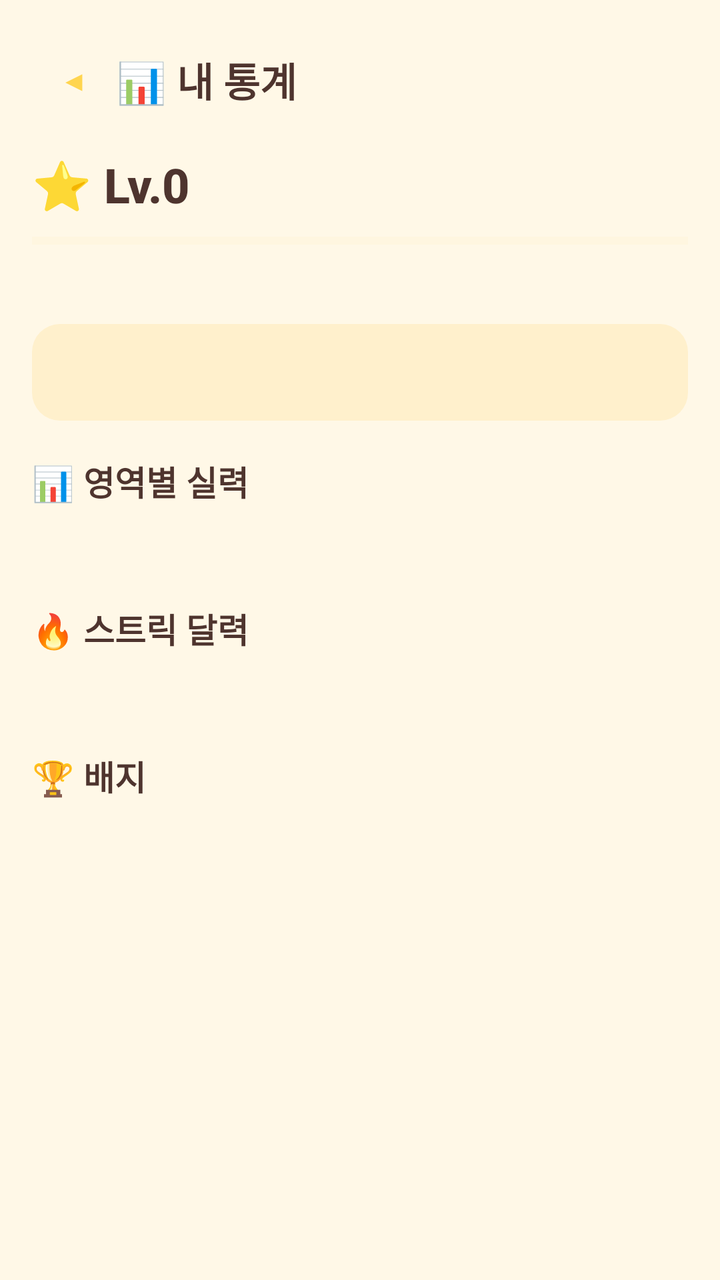
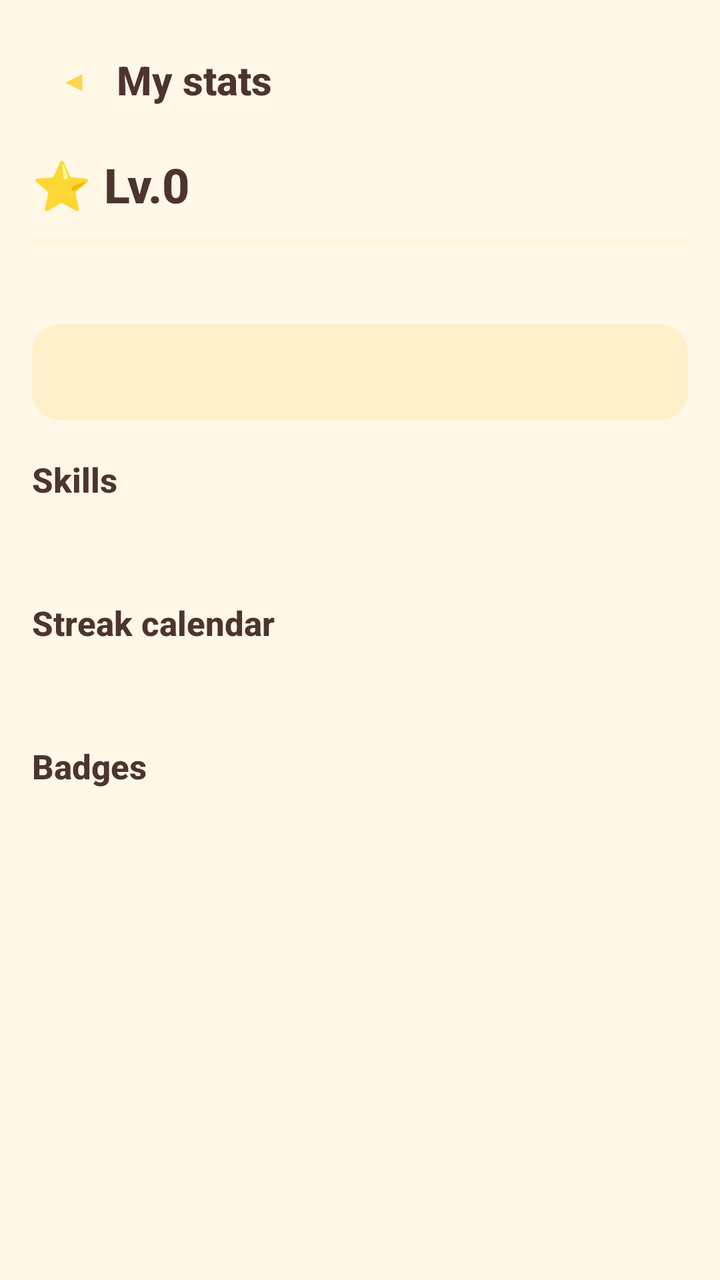

Compare the two renders of this Android layout. The source of the first and the diff that turns it into the second are given below.
<!-- AndroidManifest.xml: application theme Theme.Piyak -->
<!-- res/layout/activity_stats.xml -->
<?xml version="1.0" encoding="utf-8"?>
<ScrollView xmlns:android="http://schemas.android.com/apk/res/android"
    android:layout_width="match_parent" android:layout_height="match_parent">
    <LinearLayout
        android:layout_width="match_parent" android:layout_height="wrap_content"
        android:orientation="vertical" android:padding="16dp">

        <LinearLayout android:layout_width="match_parent" android:layout_height="wrap_content"
            android:orientation="horizontal" android:gravity="center_vertical">
            <Button android:id="@+id/btnBack" style="?attr/materialIconButtonStyle"
                android:layout_width="wrap_content" android:layout_height="wrap_content" android:text="◀" />
            <TextView android:layout_width="wrap_content" android:layout_height="wrap_content"
                android:text="📊 내 통계" android:textSize="20sp" android:textStyle="bold" />
        </LinearLayout>

        <TextView android:id="@+id/txtLevelBig" android:layout_width="wrap_content" android:layout_height="wrap_content"
            android:layout_marginTop="12dp" android:textSize="24sp" android:textStyle="bold" android:text="⭐ Lv.0" />
        <ProgressBar android:id="@+id/xpBar" style="?android:attr/progressBarStyleHorizontal"
            android:layout_width="match_parent" android:layout_height="12dp" android:layout_marginTop="6dp"
            android:max="100" android:progressTint="@color/chick_yellow_deep"
            android:progressBackgroundTint="@color/cream_dark" />
        <TextView android:id="@+id/txtXpDetail" android:layout_width="wrap_content" android:layout_height="wrap_content"
            android:layout_marginTop="4dp" android:textSize="13sp" android:textColor="@color/brown_soft" />

        <TextView android:id="@+id/txtCounters" android:layout_width="match_parent" android:layout_height="wrap_content"
            android:layout_marginTop="14dp" android:padding="14dp" android:background="@drawable/bg_tile_ghost"
            android:textSize="15sp" android:lineSpacingMultiplier="1.4" />

        <TextView android:layout_width="wrap_content" android:layout_height="wrap_content"
            android:layout_marginTop="18dp" android:text="📊 영역별 실력" android:textSize="17sp" android:textStyle="bold" />
        <TextView android:id="@+id/txtRankLine" android:layout_width="match_parent" android:layout_height="wrap_content"
            android:layout_marginTop="4dp" android:textSize="14sp" android:textColor="@color/brown_soft" />
        <LinearLayout android:id="@+id/skillDetailBox"
            android:layout_width="match_parent" android:layout_height="wrap_content"
            android:orientation="vertical" android:layout_marginTop="8dp" />

        <TextView android:layout_width="wrap_content" android:layout_height="wrap_content"
            android:layout_marginTop="18dp" android:text="🔥 스트릭 달력" android:textSize="17sp" android:textStyle="bold" />
        <TextView android:id="@+id/txtStreakInfo" android:layout_width="wrap_content" android:layout_height="wrap_content"
            android:layout_marginTop="4dp" android:textSize="14sp" android:textColor="@color/brown_soft" />
        <GridLayout android:id="@+id/calGrid" android:layout_width="match_parent" android:layout_height="wrap_content"
            android:layout_marginTop="8dp" android:columnCount="7" />

        <TextView android:layout_width="wrap_content" android:layout_height="wrap_content"
            android:layout_marginTop="18dp" android:text="🏆 배지" android:textSize="17sp" android:textStyle="bold" />
        <GridLayout android:id="@+id/badgesGrid" android:layout_width="match_parent" android:layout_height="wrap_content"
            android:layout_marginTop="8dp" android:columnCount="3" />
    </LinearLayout>
</ScrollView>
<!-- resources referenced by this layout -->
<resources>
  <color name="brown_soft">#8D6E63</color>
  <color name="chick_yellow_deep">#FFB300</color>
  <color name="cream_dark">#FFF0CC</color>
  <!-- drawable bg_tile_ghost (drawable) -->
  <?xml version="1.0" encoding="utf-8"?>
  <shape xmlns:android="http://schemas.android.com/apk/res/android" android:shape="rectangle">
      <solid android:color="@color/cream_dark"/>
      <corners android:radius="14dp"/>
  </shape>
  <style name="Theme.Piyak" parent="Theme.Material3.Light.NoActionBar">
          <item name="colorPrimary">@color/chick_yellow</item>
          <item name="colorOnPrimary">@color/brown_text</item>
          <item name="colorPrimaryContainer">@color/cream_dark</item>
          <item name="colorOnPrimaryContainer">@color/brown_text</item>
          <item name="colorSecondary">@color/coral</item>
          <item name="colorOnSecondary">@color/white</item>
          <item name="android:windowBackground">@color/cream</item>
          <item name="android:statusBarColor">@color/cream</item>
          <item name="android:windowLightStatusBar">true</item>
          <item name="android:navigationBarColor">@color/cream</item>
          <item name="android:textColor">@color/brown_text</item>
          <item name="android:fontFamily">sans-serif-medium</item>
      </style>
  <color name="chick_yellow">#FFD54F</color>
  <color name="brown_text">#4E342E</color>
  <color name="coral">#FF8A80</color>
  <color name="white">#FFFFFF</color>
  <color name="cream">#FFF8E7</color>
</resources>

<!-- the commit's change to res/layout/activity_stats.xml (unified diff, before → after) -->
@@ -10,7 +10,7 @@
             <Button android:id="@+id/btnBack" style="?attr/materialIconButtonStyle"
                 android:layout_width="wrap_content" android:layout_height="wrap_content" android:text="◀" />
             <TextView android:layout_width="wrap_content" android:layout_height="wrap_content"
-                android:text="📊 내 통계" android:textSize="20sp" android:textStyle="bold" />
+                android:text="@string/stats_title" android:textSize="20sp" android:textStyle="bold" />
         </LinearLayout>
 
         <TextView android:id="@+id/txtLevelBig" android:layout_width="wrap_content" android:layout_height="wrap_content"
@@ -27,7 +27,7 @@
             android:textSize="15sp" android:lineSpacingMultiplier="1.4" />
 
         <TextView android:layout_width="wrap_content" android:layout_height="wrap_content"
-            android:layout_marginTop="18dp" android:text="📊 영역별 실력" android:textSize="17sp" android:textStyle="bold" />
+            android:layout_marginTop="18dp" android:text="@string/stats_by_skill" android:textSize="17sp" android:textStyle="bold" />
         <TextView android:id="@+id/txtRankLine" android:layout_width="match_parent" android:layout_height="wrap_content"
             android:layout_marginTop="4dp" android:textSize="14sp" android:textColor="@color/brown_soft" />
         <LinearLayout android:id="@+id/skillDetailBox"
@@ -35,14 +35,14 @@
             android:orientation="vertical" android:layout_marginTop="8dp" />
 
         <TextView android:layout_width="wrap_content" android:layout_height="wrap_content"
-            android:layout_marginTop="18dp" android:text="🔥 스트릭 달력" android:textSize="17sp" android:textStyle="bold" />
+            android:layout_marginTop="18dp" android:text="@string/stats_streak" android:textSize="17sp" android:textStyle="bold" />
         <TextView android:id="@+id/txtStreakInfo" android:layout_width="wrap_content" android:layout_height="wrap_content"
             android:layout_marginTop="4dp" android:textSize="14sp" android:textColor="@color/brown_soft" />
         <GridLayout android:id="@+id/calGrid" android:layout_width="match_parent" android:layout_height="wrap_content"
             android:layout_marginTop="8dp" android:columnCount="7" />
 
         <TextView android:layout_width="wrap_content" android:layout_height="wrap_content"
-            android:layout_marginTop="18dp" android:text="🏆 배지" android:textSize="17sp" android:textStyle="bold" />
+            android:layout_marginTop="18dp" android:text="@string/stats_badges" android:textSize="17sp" android:textStyle="bold" />
         <GridLayout android:id="@+id/badgesGrid" android:layout_width="match_parent" android:layout_height="wrap_content"
             android:layout_marginTop="8dp" android:columnCount="3" />
     </LinearLayout>
<!-- resource entries referenced after the edit -->
@@ -9,6 +9,10 @@
       <solid android:color="@color/cream_dark"/>
       <corners android:radius="14dp"/>
   </shape>
+  <string name="stats_badges">Badges</string>
+  <string name="stats_by_skill">Skills</string>
+  <string name="stats_streak">Streak calendar</string>
+  <string name="stats_title">My stats</string>
   <style name="Theme.Piyak" parent="Theme.Material3.Light.NoActionBar">
           <item name="colorPrimary">@color/chick_yellow</item>
           <item name="colorOnPrimary">@color/brown_text</item>
